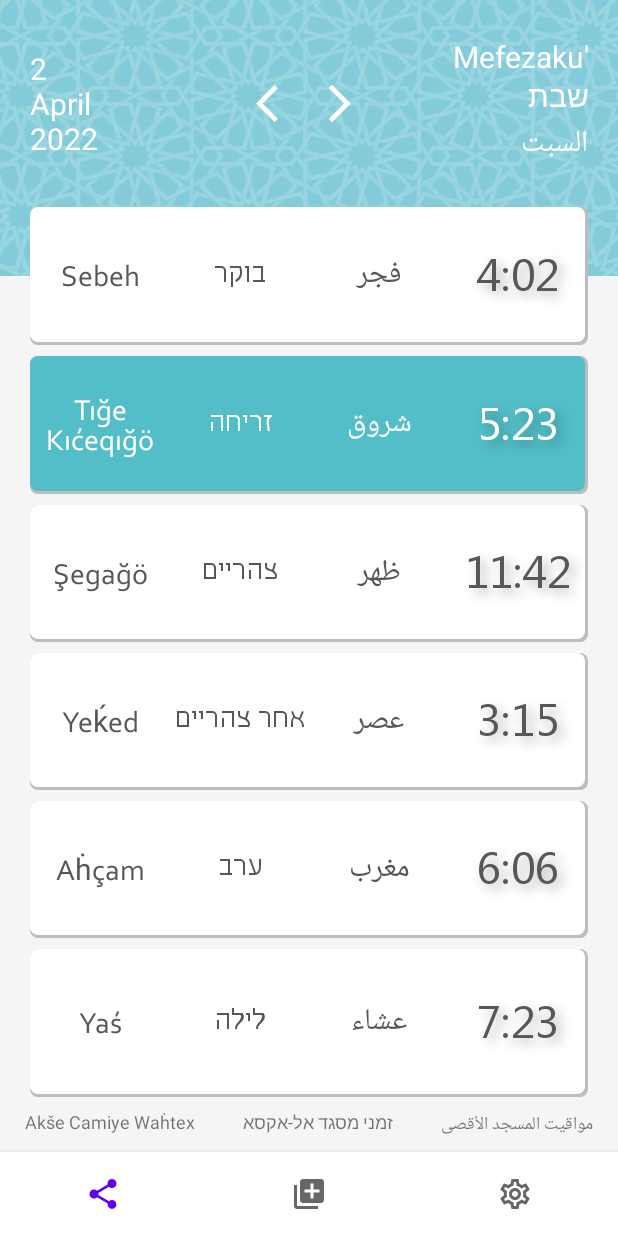
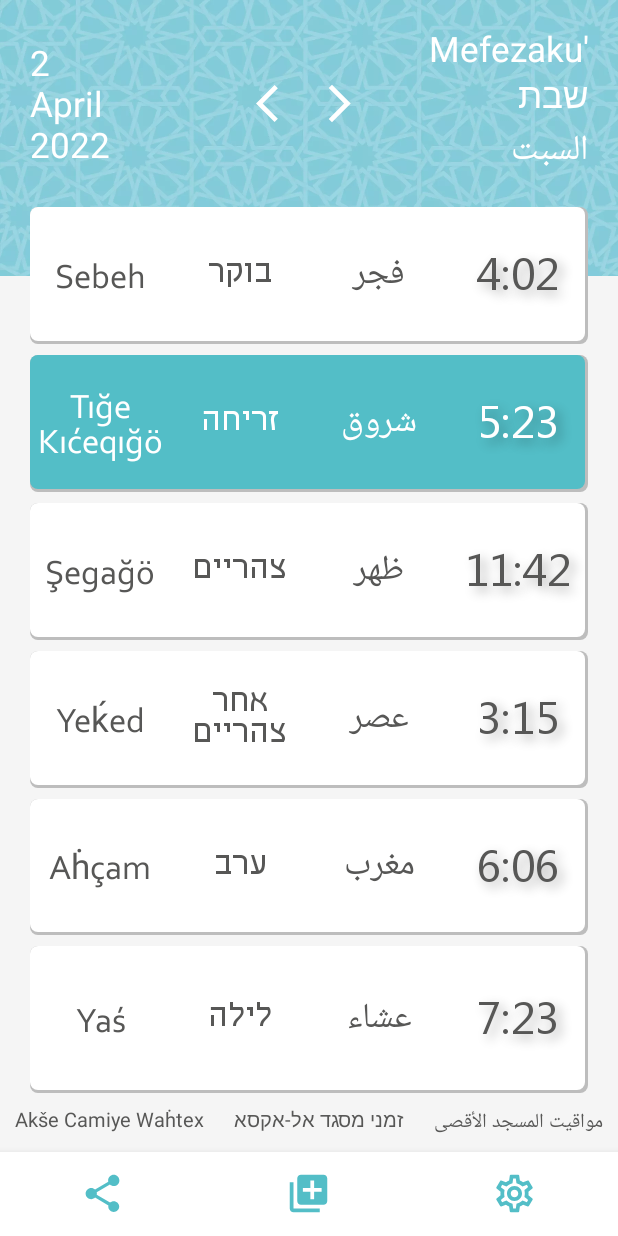
Before and after one commit to showgan/NamazaTimes, an Android app: the screen it shows after launch (MainActivity), on a phone screen of 412 x 824 dp. Run offline under Robolectric (Android 15) with nearby library versions, the phone set to English and light mode, and no system bars; libraries missing offline, so code that uses them is left out: com.orhanobut.dialogplus.

Commit message:
Fixed sharing feature + adapted screens for different display types.

```diff
--- a/app/src/main/java/com/mastegoane/namazatimes/DailyTimesFragmentA.java
+++ b/app/src/main/java/com/mastegoane/namazatimes/DailyTimesFragmentA.java
@@ -66,7 +66,6 @@ public class DailyTimesFragmentA extends Fragment {
         mBinding = FragmentDailyTimesABinding.inflate(inflater, container, false);
         View view = mBinding.getRoot();
         return view;
-
     }
 
     @Override
--- a/app/src/main/res/layout/activity_main.xml
+++ b/app/src/main/res/layout/activity_main.xml
@@ -118,6 +118,8 @@
         android:layout_height="wrap_content"
         android:background="#ffffff"
         app:itemRippleColor="#D50000"
+        app:itemIconTint="@color/mainBackgroundSelected"
+        app:itemIconSize="@dimen/icon_size1"
         android:defaultFocusHighlightEnabled="true"
         app:menu="@menu/navigation_menu"
         app:labelVisibilityMode="unlabeled"
--- a/app/src/main/res/layout/fragment_daily_times_a.xml
+++ b/app/src/main/res/layout/fragment_daily_times_a.xml
@@ -374,21 +374,24 @@
             android:layout_height="wrap_content"
             android:layout_weight="1"
             android:gravity="center_horizontal|center_vertical"
-            android:textSize="12sp"
+            android:textSize="@dimen/sub_title"
+            android:textColor="@color/mainText"
             android:text="Akše Camiye Waḣtex"/>
         <TextView
             android:layout_width="wrap_content"
             android:layout_height="wrap_content"
             android:layout_weight="1"
             android:gravity="center_horizontal|center_vertical"
-            android:textSize="12sp"
+            android:textSize="@dimen/sub_title"
+            android:textColor="@color/mainText"
             android:text="זמני מסגד אל-אקסא"/>
         <TextView
             android:layout_width="wrap_content"
             android:layout_height="wrap_content"
             android:layout_weight="1"
             android:gravity="center_horizontal|center_vertical"
-            android:textSize="12sp"
+            android:textSize="@dimen/sub_title"
+            android:textColor="@color/mainText"
             android:text="مواقيت المسجد الأقصى"/>
     </LinearLayout>
 </androidx.constraintlayout.widget.ConstraintLayout>
--- a/app/src/main/res/layout/fragment_daily_times_b.xml
+++ b/app/src/main/res/layout/fragment_daily_times_b.xml
@@ -314,14 +314,16 @@
             android:layout_height="wrap_content"
             android:layout_weight="1"
             android:gravity="center_horizontal|center_vertical"
-            android:textSize="12sp"
+            android:textSize="@dimen/sub_title"
+            android:textColor="@color/mainText"
             android:text="Akše Camiye Waḣtex"/>
         <TextView
             android:layout_width="wrap_content"
             android:layout_height="wrap_content"
             android:layout_weight="1"
             android:gravity="center_horizontal|center_vertical"
-            android:textSize="12sp"
+            android:textSize="@dimen/sub_title"
+            android:textColor="@color/mainText"
             android:text="مواقيت المسجد الأقصى"/>
     </LinearLayout>
 </androidx.constraintlayout.widget.ConstraintLayout>
--- a/app/src/main/res/layout/fragment_daily_times_c.xml
+++ b/app/src/main/res/layout/fragment_daily_times_c.xml
@@ -248,7 +248,8 @@
         android:layoutDirection="ltr"
         android:paddingVertical="8dp"
         android:background="#F5F5F5"
-        android:textSize="12sp"
+        android:textSize="@dimen/sub_title"
+        android:textColor="@color/mainText"
         android:text="Akše Camiye Waḣtex"
         app:layout_constraintBottom_toBottomOf="parent"/>
 </androidx.constraintlayout.widget.ConstraintLayout>
--- a/app/src/main/res/values-night/themes.xml
+++ b/app/src/main/res/values-night/themes.xml
@@ -1,6 +1,6 @@
 <resources xmlns:tools="http://schemas.android.com/tools">
     <!-- Base application theme. -->
-    <style name="Theme.NamazaTimes" parent="Theme.MaterialComponents.DayNight.NoActionBar">
+    <style name="Theme.NamazaTimes" parent="Theme.MaterialComponents.NoActionBar">
         <!-- Primary brand color. -->
         <item name="colorPrimary">@color/purple_200</item>
         <item name="colorPrimaryVariant">@color/purple_700</item>
--- /dev/null
+++ b/app/src/main/res/values-sw355dp/dimensions.xml
@@ -0,0 +1,12 @@
+<?xml version="1.0" encoding="utf-8"?>
+<resources>
+    <dimen name="main_prayer_name">20dp</dimen>
+    <dimen name="main_prayer_time">26dp</dimen>
+    <dimen name="sub_title">12dp</dimen>
+    <dimen name="margin1">7dp</dimen>
+<!--    <dimen name="margin2">70dp</dimen>-->
+<!--    <dimen name="icon_size1">24dp</dimen>-->
+
+    <dimen name="dialog_text_size1">22dp</dimen>
+    <dimen name="dialog_text_size2">25dp</dimen>
+</resources>
--- /dev/null
+++ b/app/src/main/res/values-sw405dp/dimensions.xml
@@ -0,0 +1,12 @@
+<?xml version="1.0" encoding="utf-8"?>
+<resources>
+    <dimen name="main_prayer_name">23dp</dimen>
+    <dimen name="main_prayer_time">30dp</dimen>
+    <dimen name="sub_title">13dp</dimen>
+<!--    <dimen name="margin1">7dp</dimen>-->
+<!--    <dimen name="margin2">70dp</dimen>-->
+    <dimen name="icon_size1">30dp</dimen>
+
+    <dimen name="dialog_text_size1">25dp</dimen>
+    <dimen name="dialog_text_size2">29dp</dimen>
+</resources>
--- /dev/null
+++ b/app/src/main/res/values-sw535dp/dimensions.xml
@@ -0,0 +1,12 @@
+<?xml version="1.0" encoding="utf-8"?>
+<resources>
+    <dimen name="main_prayer_name">31dp</dimen>
+    <dimen name="main_prayer_time">38dp</dimen>
+    <dimen name="sub_title">17dp</dimen>
+    <dimen name="margin1">9dp</dimen>
+<!--    <dimen name="margin2">70dp</dimen>-->
+    <dimen name="icon_size1">44dp</dimen>
+
+    <dimen name="dialog_text_size1">31dp</dimen>
+    <dimen name="dialog_text_size2">36dp</dimen>
+</resources>
--- a/app/src/main/res/values/colors.xml
+++ b/app/src/main/res/values/colors.xml
@@ -10,9 +10,12 @@
 
     <color name="mainText">#575756</color>
     <color name="mainTextSelected">#FFFFFF</color>
+    <color name="menu_icon1">#575756</color>
     <color name="mainBackground">#FFFFFF</color>
     <color name="mainBackgroundSelected">#53BEC7</color>
     <color name="mainBackgroundShadow">#bdbdbd</color>
     <color name="transparent">#00000000</color>
     <color name="dialogplus_background_settings">#c0A8DDFF</color>
+
+<!--    <color name="colorAccent">#228844</color>-->
 </resources>
--- a/app/src/main/res/values/dimensions.xml
+++ b/app/src/main/res/values/dimensions.xml
@@ -1,6 +1,12 @@
 <?xml version="1.0" encoding="utf-8"?>
 <resources>
-    <dimen name="main_prayer_name">20sp</dimen>
-    <dimen name="main_prayer_time">30sp</dimen>
-    <dimen name="margin1">7dp</dimen>
+    <dimen name="main_prayer_name">16dp</dimen>
+    <dimen name="main_prayer_time">19dp</dimen>
+    <dimen name="sub_title">10dp</dimen>
+    <dimen name="margin1">4dp</dimen>
+    <dimen name="margin2">70dp</dimen>
+    <dimen name="icon_size1">24dp</dimen>
+
+    <dimen name="dialog_text_size1">18dp</dimen>
+    <dimen name="dialog_text_size2">21dp</dimen>
 </resources>
--- a/app/src/main/res/values/themes.xml
+++ b/app/src/main/res/values/themes.xml
@@ -1,6 +1,6 @@
 <resources xmlns:tools="http://schemas.android.com/tools">
     <!-- Base application theme. -->
-    <style name="Theme.NamazaTimes" parent="Theme.MaterialComponents.DayNight.NoActionBar">
+    <style name="Theme.NamazaTimes" parent="Theme.MaterialComponents.NoActionBar">
         <!-- Primary brand color. -->
         <item name="colorPrimary">@color/purple_500</item>
         <item name="colorPrimaryVariant">@color/purple_700</item>
--- a/build.gradle
+++ b/build.gradle
@@ -5,7 +5,7 @@ buildscript {
         mavenCentral()
     }
     dependencies {
-        classpath "com.android.tools.build:gradle:7.0.2"
+        classpath 'com.android.tools.build:gradle:7.1.1'
 
         // NOTE: Do not place your application dependencies here; they belong
         // in the individual module build.gradle files
```
Also changed, not shown: app/build.gradle (+15 -9 lines), app/src/main/java/com/mastegoane/namazatimes/MainActivity.java (+49 -10 lines), app/src/main/java/com/mastegoane/namazatimes/MainViewModel.java (+25 -0 lines), app/src/main/res/layout/dialogplus_content_settings.xml (+3 -15 lines), app/src/main/res/layout/dialogplus_footer_settings.xml (+8 -14 lines), app/src/main/res/layout/dialogplus_header_settings.xml (+2 -6 lines), gradle/wrapper/gradle-wrapper.properties, 1 other file.
